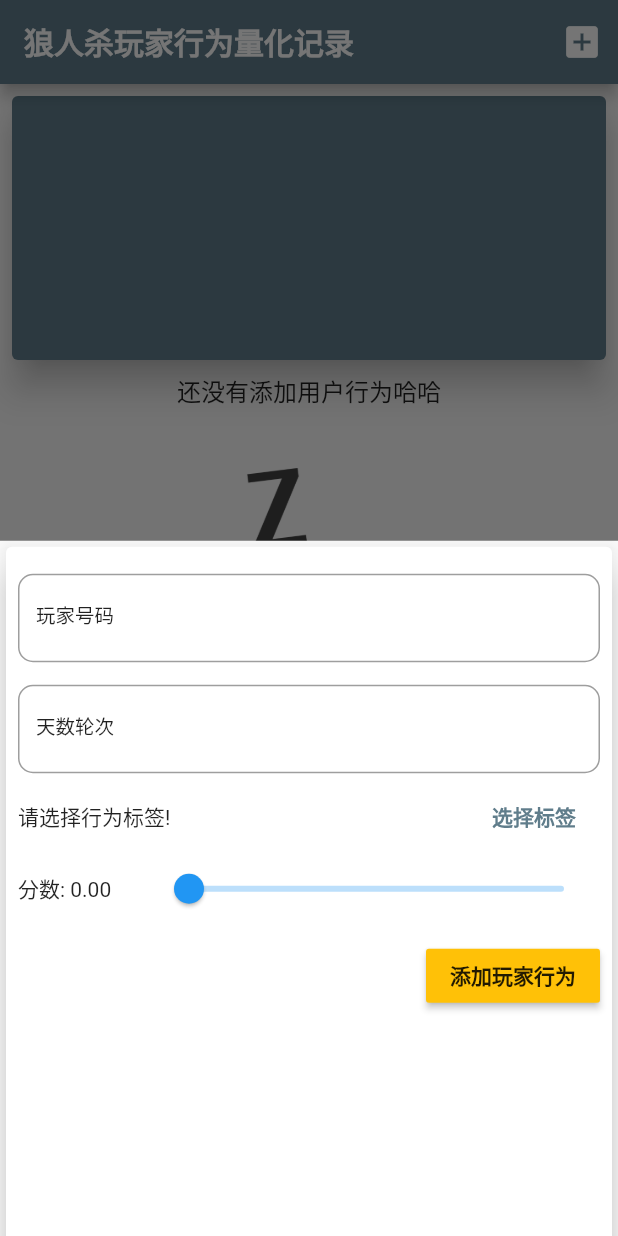
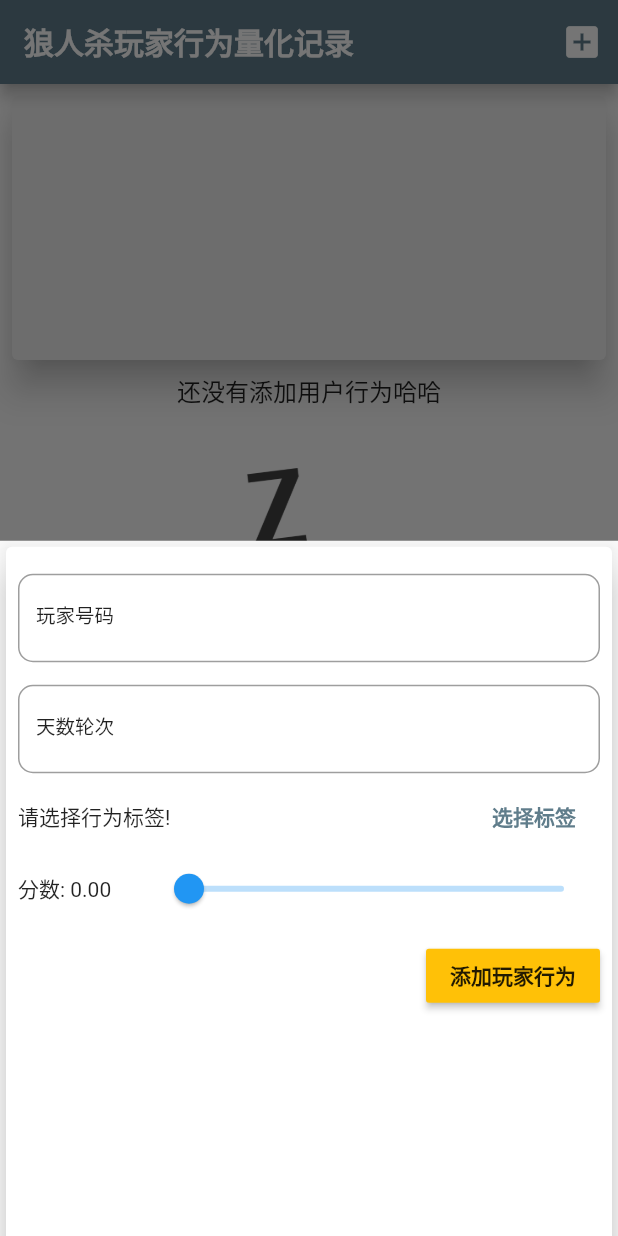
Before and after one commit to dafei-ning/werewolf_quantJudge, a Flutter app: the screen it shows after launch, after a tap on the "add box" icon, on a phone screen of 412 x 824 dp. Run offline on Flutter 3.47's test engine with Material 2 defaults, Android fonts, the phone set to English and light mode, and no system bars.

Commit message:
add switch button

```diff
--- a/lib/1.behaviorChart/behaviorChart.dart
+++ b/lib/1.behaviorChart/behaviorChart.dart
@@ -10,16 +10,16 @@
 class BehaviorChart extends StatelessWidget {
 
   /* Constructor */
-  BehaviorChart(this.individualRecords2);
+  BehaviorChart(this.individualRecords);
 
   /* Properties */
-  final List<IndividualRecord> individualRecords2;
-  final List<IndividualRecord> individualRecords = SimulateData().individualRecords;
+  final List<IndividualRecord> individualRecords;
+  // final List<IndividualRecord> individualRecords = SimulateData().individualRecords;
 
   @override
   Widget build(BuildContext context) {
     return Card(
-      color: Colors.blueGrey,
+      color: Colors.grey[200],
       elevation: 10,
       margin: EdgeInsets.all(8),
       child: Container(
@@ -28,7 +28,7 @@
           margin: EdgeInsets.all(6),
           child: Row(
             mainAxisAlignment: MainAxisAlignment.spaceAround,
-            children: individualRecords2.map((individualRecord) {
+            children: individualRecords.map((individualRecord) {
               return Flexible(
                 fit: FlexFit.tight,
                 child: ChartBar(
--- a/lib/2.playerBehavior/2.2.behaviorInput/2.2.4.addBehaviorButton.dart
+++ b/lib/2.playerBehavior/2.2.behaviorInput/2.2.4.addBehaviorButton.dart
@@ -3,7 +3,7 @@ import 'package:flutter/material.dart';
 import 'package:flutter/cupertino.dart';
 
 class AddBehaviorButton extends StatelessWidget {
-  Function submitBehavior;
+  final Function submitBehavior;
   AddBehaviorButton(this.submitBehavior);
   @override
   Widget build(BuildContext context) {
--- /dev/null
+++ b/lib/3.switchToRound/switchButton.dart
@@ -0,0 +1,10 @@
+import 'package:flutter/material.dart';
+
+class SwitchButton extends StatelessWidget {
+  @override
+  Widget build(BuildContext context) {
+    return Container(
+
+    );
+  }
+}
--- a/lib/main.dart
+++ b/lib/main.dart
@@ -160,6 +160,7 @@ class _MyHomePageState extends State<MyHomePage> {
         appBar.preferredSize.height -
         MediaQuery.of(context).padding.top -
         MediaQuery.of(context).padding.bottom;
+    var _showRoundTable = true;
     var appBody = SafeArea(
       child: Container(
         child: Column(
@@ -172,9 +173,21 @@ class _MyHomePageState extends State<MyHomePage> {
             ),
             // 2 显示每一轮玩家的行为汇总(组) ListView必须规定需要render的范围 -> 设置ListView高度
             Container(
-              height: avaliableHeight * 0.75,
+              height: avaliableHeight * 0.70,
               child: TurnInfoGroup(mappedBehaviors, _deleteBehavior),
-            )
+            ),
+            Container(
+              height: avaliableHeight * 0.05,
+              child: Switch.adaptive(
+                activeColor: Theme.of(context).accentColor,
+                value: _showRoundTable,
+                onChanged: (val) {
+                  setState(() {
+                    _showRoundTable = val;
+                  });
+                },
+              ),
+            ),
           ],
         ),
       ),
```
